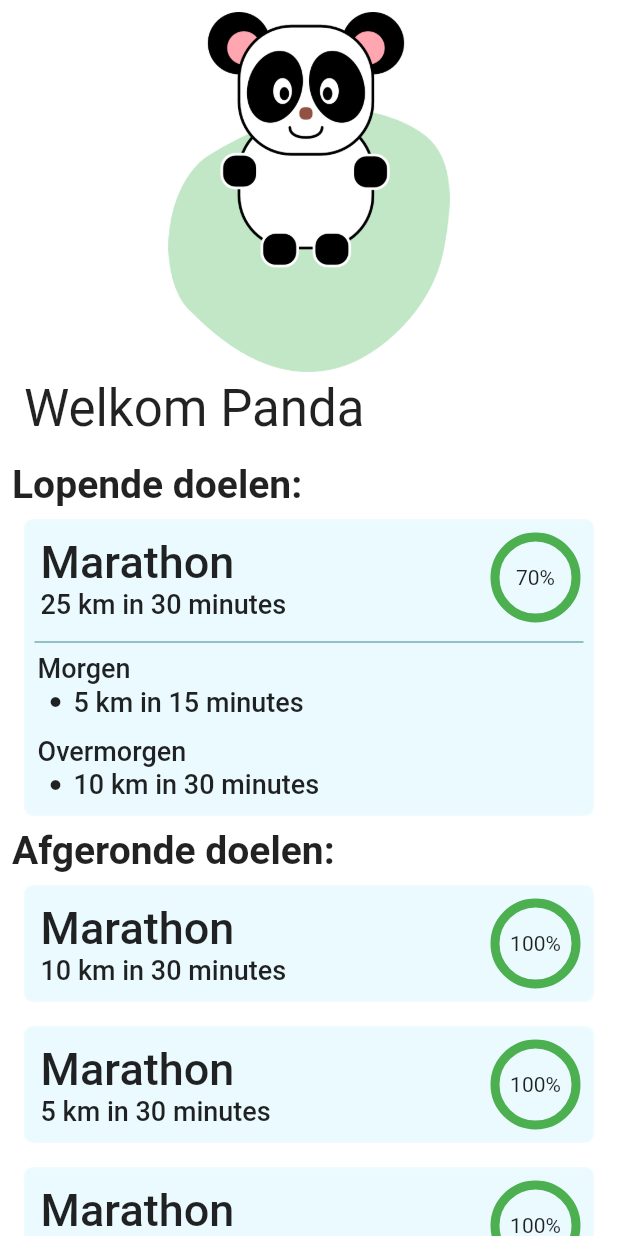
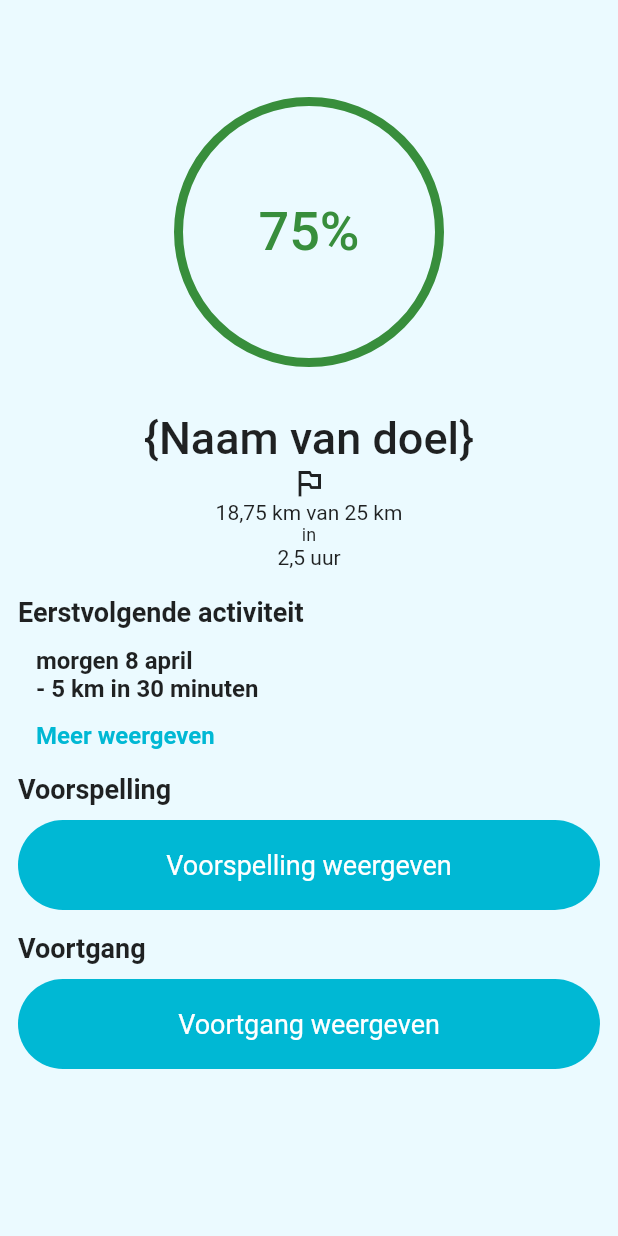
Before and after one commit to Panda-Incorporated/Panda.Mobile, a Flutter app: the screen it shows after launch, on a phone screen of 412 x 824 dp. Run offline on Flutter 3.47's test engine with Material 2 defaults, Android fonts, the phone set to English and light mode, and no system bars; our stand-ins replace fl_chart.

Commit message:
schermen 8 en 12 toegevoegd als dummy code. Tot nu toe zijn schermen 1,6,7,8,12 als dummy af.

```diff
--- /dev/null
+++ b/lib/Pages/GoalSummaryPage.dart
@@ -0,0 +1,117 @@
+import 'package:flutter/cupertino.dart';
+import 'package:flutter/material.dart';
+import 'package:panda/widgets/ShowGraph.dart';
+import 'package:panda/widgets/TomorrowSummary.dart';
+
+class GoalSummaryPage extends StatefulWidget {
+  @override
+  _GoalSummaryPageState createState() => _GoalSummaryPageState();
+}
+
+class _GoalSummaryPageState extends State<GoalSummaryPage> {
+  @override
+  Widget build(BuildContext context) {
+    return Scaffold(
+      backgroundColor: Theme.of(context).primaryColor,
+      body: Column(
+        children: [
+          // om het een plek te geven. Kan ook misschien met margin
+          Container(
+            height: MediaQuery.of(context).size.height / 3,
+            child: Container(
+              alignment: Alignment.bottomCenter,
+              child: Padding(
+                padding: const EdgeInsets.only(bottom: 30.0),
+                child: Container(
+                  height: 180,
+                  width: 180,
+                  decoration: BoxDecoration(
+                      color: Theme.of(context).primaryColor,
+                      border: Border.all(color: Colors.green[700], width: 6.0),
+                      borderRadius: BorderRadius.all(Radius.circular(100))),
+                  child: Center(
+                    child: Text(
+                      "75%",
+                      textAlign: TextAlign.center,
+                      style: TextStyle(
+                        fontSize: 36,
+                        color: Colors.green[700],
+                        fontWeight: FontWeight.w500,
+                      ),
+                    ),
+                  ),
+                ),
+              ),
+            ),
+          ),
+          Column(
+            children: [
+              Container(
+                alignment: Alignment.center,
+                child: Text(
+                  "{Naam van doel}",
+                  style: TextStyle(
+                    fontSize: 30,
+                    fontWeight: FontWeight.w500,
+                  ),
+                ),
+              ),
+              Icon(
+                Icons.outlined_flag,
+              ),
+              Text("18,75 km van 25 km"),
+              Text(
+                "in",
+                style: TextStyle(fontSize: 12),
+              ),
+              Text("2,5 uur"),
+            ],
+          ),
+
+          // Eerst volgende activiteit
+          Padding(
+            // buiten het scherm en iets meer onder de 2,5 uur
+            padding: EdgeInsets.only(
+                left: 12.0, right: 12.0, bottom: 8.0, top: 18.0),
+            child: Column(
+              children: [
+                Container(
+                  child: Text(
+                    "Eerstvolgende activiteit",
+                    style: TextStyle(fontSize: 18, fontWeight: FontWeight.w600),
+                  ),
+                  alignment: Alignment.centerLeft,
+                ),
+                Padding(
+                  padding: EdgeInsets.only(left: 12.0, top: 12.0),
+                  child: Container(
+                    alignment: Alignment.centerLeft,
+                    child: Column(
+                      crossAxisAlignment: CrossAxisAlignment.start,
+                      children: [
+                        TomorrowSummary("morgen 8 april", "5 km in 30 minuten"),
+                        Padding(
+                          padding: EdgeInsets.only(top: 12.0, bottom: 16.0),
+                          child: Text(
+                            "Meer weergeven",
+                            style: TextStyle(
+                              color: Colors.cyanAccent[700],
+                              fontWeight: FontWeight.w600,
+                              fontSize: 16,
+                            ),
+                          ),
+                        ),
+                      ],
+                    ),
+                  ),
+                ),
+                ShowGraph(data: "Voorspelling"),
+                ShowGraph(data: "Voortgang")
+              ],
+            ),
+          ),
+        ],
+      ),
+    );
+  }
+}
--- a/lib/main.dart
+++ b/lib/main.dart
@@ -2,7 +2,8 @@ import 'package:flutter/material.dart';
 import 'package:flutter/widgets.dart';
 import 'package:panda/Pages/Home.dart';
 import 'package:panda/Pages/Fitbitselection.dart';
-
+import 'package:panda/Pages/GoalSummaryPage.dart';
+import 'package:panda/Pages/SeePredictionsmallPage.dart';
 import 'Pages/fitbitselection2.dart';
 
 void main() {
@@ -20,7 +21,7 @@ class MyApp extends StatelessWidget {
         backgroundColor: Colors.white,
         scaffoldBackgroundColor: Colors.white,
       ),
-      home: Home(),
+      home: GoalSummaryPage(),
     );
   }
 }
--- /dev/null
+++ b/lib/widgets/ShowGraph.dart
@@ -0,0 +1,55 @@
+import 'package:flutter/material.dart';
+
+class ShowGraph extends StatefulWidget {
+  final String data;
+
+  const ShowGraph({Key key, this.data}) : super(key: key);
+
+  @override
+  _ShowGraphState createState() => _ShowGraphState(data);
+}
+
+class _ShowGraphState extends State<ShowGraph> {
+  String data;
+
+  _ShowGraphState(this.data);
+
+  @override
+  Widget build(BuildContext context) {
+    return Column(
+      crossAxisAlignment: CrossAxisAlignment.start,
+      children: [
+        Container(
+          padding: EdgeInsets.only(bottom: 10.0),
+          child: Text(
+            data,
+            style: TextStyle(
+              fontWeight: FontWeight.w600,
+              fontSize: 18,
+            ),
+          ),
+        ),
+        Padding(
+            padding: EdgeInsets.only(bottom: 15),
+            child: Container(
+              height: 60,
+              decoration: BoxDecoration(
+                  color: Colors.cyanAccent[700],
+                  borderRadius: BorderRadius.all(Radius.circular(50))),
+              child: Container(
+                child: Center(
+                  child: Text(
+                    data + " weergeven",
+                    style: TextStyle(
+                      fontWeight: FontWeight.w400,
+                      fontSize: 18,
+                      color: Colors.white,
+                    ),
+                  ),
+                ),
+              ),
+            )),
+      ],
+    );
+  }
+}
--- /dev/null
+++ b/lib/widgets/TomorrowSummary.dart
@@ -0,0 +1,33 @@
+import 'package:flutter/material.dart';
+
+class TomorrowSummary extends StatelessWidget {
+  TomorrowSummary(this.date, this.goal);
+
+  final String date;
+  final String goal;
+
+  @override
+  Widget build(BuildContext context) {
+    return Column(
+      crossAxisAlignment: CrossAxisAlignment.start,
+      children: [
+        Text(
+          // "{planning.title} {planning.date?} "
+          date,
+          style: TextStyle(
+            fontWeight: FontWeight.w600,
+            fontSize: 16,
+          ),
+        ),
+        Text(
+          //"{planning.distance} km in planning.duration minuten"
+          "- " + goal,
+          style: TextStyle(
+            fontWeight: FontWeight.w600,
+            fontSize: 16,
+          ),
+        ),
+      ],
+    );
+  }
+}
```
Also changed, not shown: lib/Pages/SeePredictionsmallPage.dart (added, +79 -0 lines), lib/widgets/GoalSummary.dart (added, +30 -0 lines).
